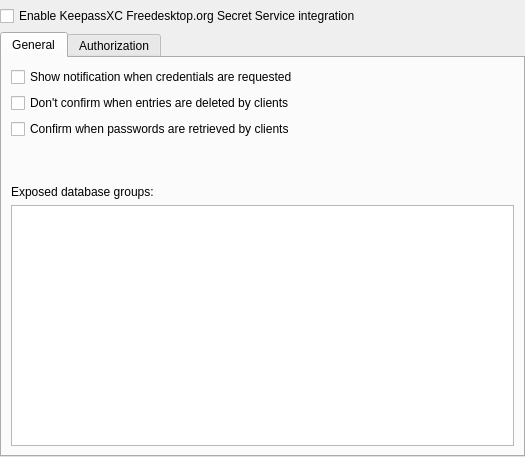
Before: the Qt Designer form src/fdosecrets/widgets/SettingsWidgetFdoSecrets.ui in keepassxreboot/keepassxc, drawn with Qt 5.
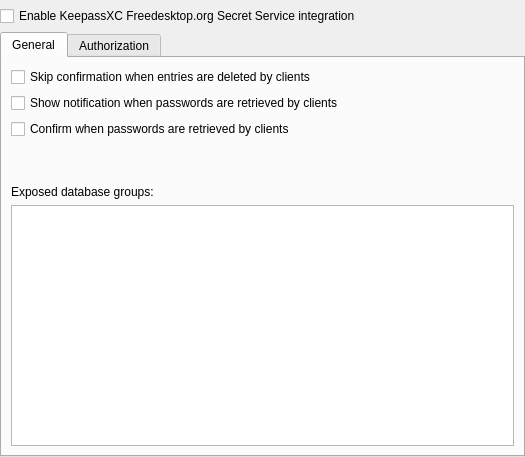
After: the same form once the commit is applied. Custom widgets are drawn as their Qt base class.

```diff
--- a/src/fdosecrets/widgets/SettingsWidgetFdoSecrets.ui
+++ b/src/fdosecrets/widgets/SettingsWidgetFdoSecrets.ui
@@ -46,20 +46,20 @@
        <string>General</string>
       </attribute>
       <layout class="QVBoxLayout" name="verticalLayout_2">
-       <item>
-        <widget class="QCheckBox" name="showNotification">
-         <property name="text">
-          <string>Show notification when credentials are requested</string>
-         </property>
-        </widget>
-       </item>
        <item>
         <widget class="QCheckBox" name="noConfirmDeleteItem">
          <property name="toolTip">
           <string>&lt;html&gt;&lt;head/&gt;&lt;body&gt;&lt;p&gt;If recycle bin is enabled for the database, entries will be moved to recycle bin directly. Otherwise, they will be deleted without confirmation.&lt;/p&gt;&lt;p&gt;You will still be prompted if any entries are referenced by others.&lt;/p&gt;&lt;/body&gt;&lt;/html&gt;</string>
          </property>
          <property name="text">
-          <string>Don't confirm when entries are deleted by clients</string>
+          <string>Skip confirmation when entries are deleted by clients</string>
+         </property>
+        </widget>
+       </item>
+       <item>
+        <widget class="QCheckBox" name="showNotification">
+         <property name="text">
+          <string>Show notification when passwords are retrieved by clients</string>
          </property>
         </widget>
        </item>
```
Left out of the diff: 4 changed lines with no effect on the pictures.
